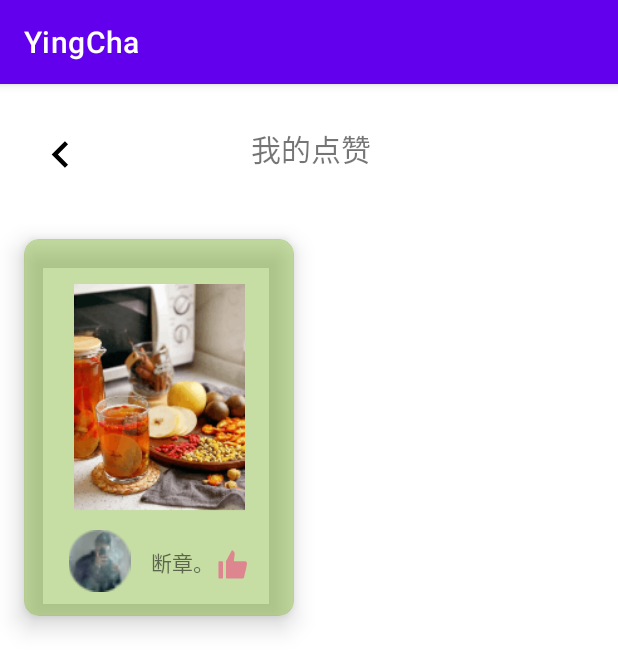
After one commit to android-app-development-course/2023-spring-computer-1-tea, an Android app: the MyLikes screen opened directly, with no data from a screen before it, on a phone screen of 412 x 824 dp. The commit adds this screen. Shown: the top 671 px of the screen. Run offline under Robolectric (Android 15) with nearby library versions, the phone set to English and light mode, and no system bars.

Commit message:
实现收藏、点赞静态界面

```diff
--- a/app/src/main/AndroidManifest.xml
+++ b/app/src/main/AndroidManifest.xml
@@ -12,6 +12,12 @@
         android:theme="@style/Theme.YingCha"
         tools:targetApi="31">
         <activity
+            android:name=".MyLikes"
+            android:exported="false" />
+        <activity
+            android:name=".MyCollection"
+            android:exported="false" />
+        <activity
             android:name=".MainActivity"
             android:exported="true">
             <intent-filter>
--- /dev/null
+++ b/app/src/main/java/com/example/yingcha/MyLikes.java
@@ -0,0 +1,14 @@
+package com.example.yingcha;
+
+import androidx.appcompat.app.AppCompatActivity;
+
+import android.os.Bundle;
+
+public class MyLikes extends AppCompatActivity {
+
+    @Override
+    protected void onCreate(Bundle savedInstanceState) {
+        super.onCreate(savedInstanceState);
+        setContentView(R.layout.activity_my_likes);
+    }
+}
--- /dev/null
+++ b/app/src/main/res/drawable/like_thumb.xml
@@ -0,0 +1,10 @@
+<vector xmlns:android="http://schemas.android.com/apk/res/android"
+    android:width="24dp"
+    android:height="24dp"
+    android:viewportWidth="24"
+    android:viewportHeight="24">
+  <path
+      android:pathData="M8.059,9.39L11.772,2.427C11.899,2.189 12.191,2.097 12.412,2.252C12.995,2.661 13.833,3.452 13.833,4.375C13.833,4.874 13.701,5.772 13.563,6.713C13.41,7.748 13.25,8.835 13.25,9.5H20.833C21.278,9.5 22,9.952 22,11C22,11.904 21.008,16.087 20.308,19.042C20.196,19.514 20.092,19.954 20,20.345C20,20.563 19.733,21 18.667,21H8.498C8.222,21 8,20.776 8,20.5V9.625C8,9.543 8.02,9.462 8.059,9.39ZM3.5,9.5C3.224,9.5 3,9.724 3,10V20.5C3,20.776 3.224,21 3.5,21H5.5C5.776,21 6,20.776 6,20.5V10C6,9.724 5.776,9.5 5.5,9.5H3.5Z"
+      android:fillType="evenOdd"
+      android:fillColor="@color/likeColor"/>
+</vector>
--- /dev/null
+++ b/app/src/main/res/drawable/returnbutton.xml
@@ -0,0 +1,9 @@
+<vector xmlns:android="http://schemas.android.com/apk/res/android"
+    android:width="35dp"
+    android:height="35dp"
+    android:viewportWidth="24"
+    android:viewportHeight="24">
+  <path
+      android:pathData="M15.41,7.41L14,6l-6,6 6,6 1.41,-1.41L10.83,12z"
+      android:fillColor="#000000"/>
+</vector>
--- /dev/null
+++ b/app/src/main/res/layout/activity_my_likes.xml
@@ -0,0 +1,122 @@
+<?xml version="1.0" encoding="utf-8"?>
+<androidx.constraintlayout.widget.ConstraintLayout xmlns:android="http://schemas.android.com/apk/res/android"
+    xmlns:app="http://schemas.android.com/apk/res-auto"
+    xmlns:tools="http://schemas.android.com/tools"
+    android:layout_width="match_parent"
+    android:layout_height="match_parent"
+    tools:context=".MyLikes">
+    <androidx.constraintlayout.widget.ConstraintLayout
+        android:id="@+id/constraintLayout2"
+        android:layout_width="915dp"
+        android:layout_height="93dp"
+        app:layout_constraintBottom_toTopOf="@+id/constraintLayout"
+        app:layout_constraintEnd_toEndOf="parent"
+        app:layout_constraintStart_toStartOf="parent"
+        app:layout_constraintTop_toTopOf="parent">
+
+        <TextView
+            android:id="@+id/textView6"
+            android:layout_width="wrap_content"
+            android:layout_height="wrap_content"
+            android:layout_marginTop="28dp"
+            android:text="我的点赞"
+            android:textSize="20dp"
+            app:layout_constraintEnd_toEndOf="parent"
+            app:layout_constraintStart_toStartOf="parent"
+            app:layout_constraintTop_toTopOf="parent" />
+
+        <ImageView
+            android:id="@+id/returnButton"
+            android:layout_width="wrap_content"
+            android:layout_height="wrap_content"
+            android:layout_marginStart="273dp"
+            app:layout_constraintBottom_toBottomOf="parent"
+            app:layout_constraintStart_toStartOf="parent"
+            app:layout_constraintTop_toTopOf="parent"
+            app:srcCompat="@drawable/returnbutton" />
+
+    </androidx.constraintlayout.widget.ConstraintLayout>
+
+    <androidx.constraintlayout.widget.ConstraintLayout
+        android:id="@+id/constraintLayout"
+        android:layout_width="413dp"
+        android:layout_height="0dp"
+
+        android:layout_marginBottom="5dp"
+        android:scrollbars="vertical"
+        app:layout_constraintBottom_toBottomOf="parent"
+        app:layout_constraintEnd_toEndOf="parent"
+        app:layout_constraintHorizontal_bias="0.0"
+        app:layout_constraintStart_toStartOf="parent"
+        app:layout_constraintTop_toBottomOf="@+id/constraintLayout2">
+
+        <androidx.cardview.widget.CardView
+            android:id="@+id/card1"
+            android:layout_width="180dp"
+            android:layout_height="251dp"
+            android:layout_marginStart="16dp"
+            android:layout_marginTop="10dp"
+            app:cardBackgroundColor="@color/cardColor"
+            app:cardCornerRadius="10dp"
+            app:cardElevation="10dp"
+            app:cardPreventCornerOverlap="true"
+            app:cardUseCompatPadding="false"
+            app:layout_constraintStart_toStartOf="parent"
+            app:layout_constraintTop_toTopOf="parent">
+
+            <androidx.constraintlayout.widget.ConstraintLayout
+                android:layout_width="match_parent"
+                android:layout_height="match_parent">
+
+
+                <TextView
+                    android:id="@+id/username1"
+                    android:layout_width="wrap_content"
+                    android:layout_height="wrap_content"
+                    android:layout_marginEnd="16dp"
+                    android:layout_marginBottom="25dp"
+                    android:text="断章。"
+                    android:textSize="14dp"
+                    app:layout_constraintBottom_toBottomOf="parent"
+                    app:layout_constraintEnd_toStartOf="@+id/star1"
+                    app:layout_constraintStart_toEndOf="@+id/user1"
+                    tools:ignore="TextSizeCheck" />
+
+                <ImageView
+                    android:id="@+id/user1"
+                    android:layout_width="0dp"
+                    android:layout_height="41dp"
+                    android:layout_marginStart="16dp"
+                    android:layout_marginEnd="15dp"
+                    android:layout_marginBottom="16dp"
+                    app:layout_constraintBottom_toBottomOf="parent"
+                    app:layout_constraintEnd_toStartOf="@+id/username1"
+                    app:layout_constraintStart_toStartOf="parent"
+                    app:srcCompat="@mipmap/headScu" />
+
+                <ImageView
+                    android:id="@+id/like1"
+                    android:layout_width="wrap_content"
+                    android:layout_height="wrap_content"
+                    android:layout_marginEnd="29dp"
+
+                    android:layout_marginBottom="22dp"
+                    app:layout_constraintBottom_toBottomOf="parent"
+                    app:layout_constraintEnd_toEndOf="parent"
+                    app:layout_constraintStart_toEndOf="@+id/username1"
+                    app:srcCompat="@drawable/like_thumb" />
+
+                <ImageView
+                    android:id="@+id/imageView4"
+                    android:layout_width="126dp"
+                    android:layout_height="157dp"
+                    app:layout_constraintBottom_toBottomOf="@+id/username1"
+                    app:layout_constraintEnd_toEndOf="parent"
+                    app:layout_constraintStart_toStartOf="parent"
+                    app:layout_constraintTop_toTopOf="parent"
+                    app:layout_constraintVertical_bias="0.434"
+                    app:srcCompat="@mipmap/examplePicture" />
+            </androidx.constraintlayout.widget.ConstraintLayout>
+        </androidx.cardview.widget.CardView>
+    </androidx.constraintlayout.widget.ConstraintLayout>
+</androidx.constraintlayout.widget.ConstraintLayout>
--- a/app/src/main/res/values/colors.xml
+++ b/app/src/main/res/values/colors.xml
@@ -7,4 +7,7 @@
     <color name="teal_700">#FF018786</color>
     <color name="black">#FF000000</color>
     <color name="white">#FFFFFFFF</color>
+    <color name="cardColor">#7381B337</color>
+    <color name="starColor">#FEFA83</color>
+    <color name="likeColor">#DE868F</color>
 </resources>
```
Also changed, not shown: app/src/main/java/com/example/yingcha/MyCollection.java (added, +14 -0 lines), app/src/main/res/drawable/star.xml (added, +9 -0 lines), app/src/main/res/layout/activity_my_collection.xml (added, +126 -0 lines), app/src/main/res/mipmap-hdpi/examplePicture.png (added), app/src/main/res/mipmap-hdpi/headScu.png (added).
